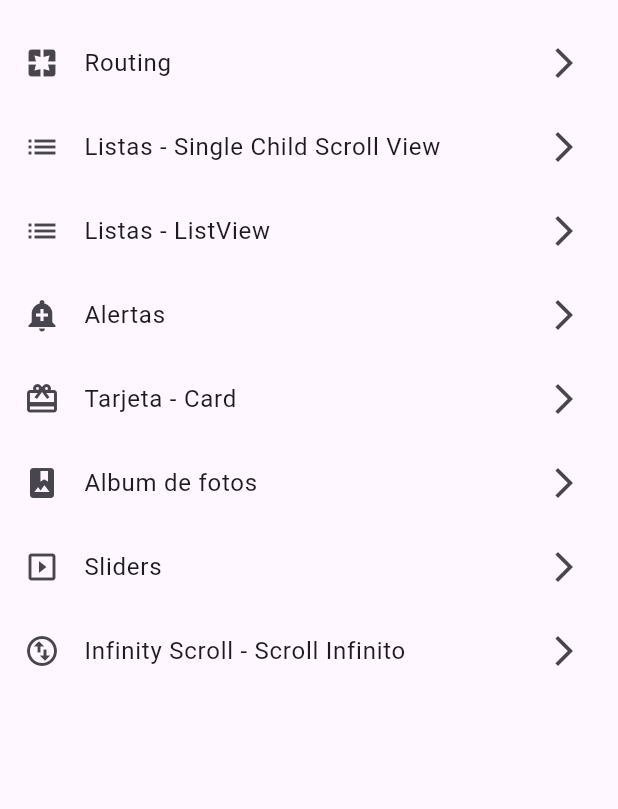
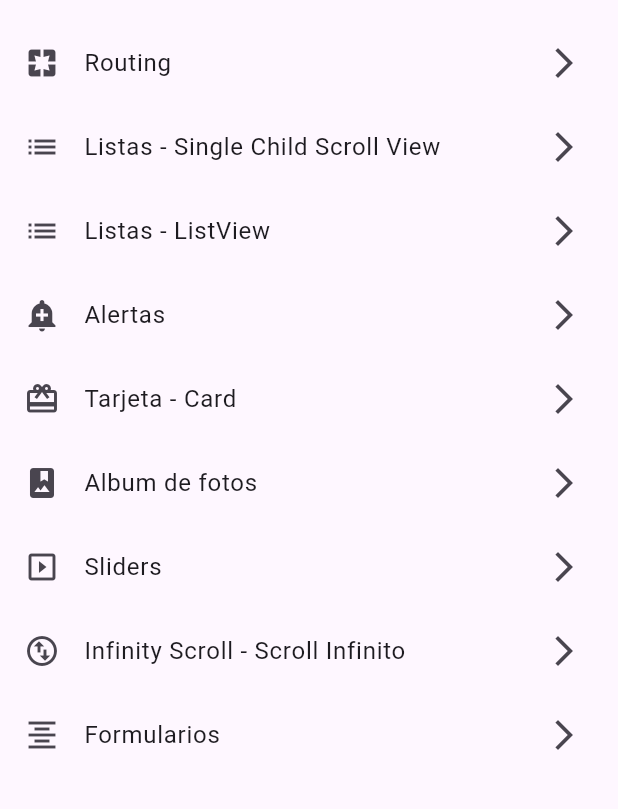
Before and after one commit to RicharC293/componentes, a Flutter app: the screen it shows after launch, on a phone screen of 412 x 824 dp, the part 63-872 px from its top. Run offline on Flutter 3.47's test engine with Material 3 defaults, Android fonts, the phone set to English and light mode, and no system bars.

```diff
--- a/lib/screens/home_screen.dart
+++ b/lib/screens/home_screen.dart
@@ -1,5 +1,6 @@
 import 'package:componentes/screens/alerts_screen.dart';
 import 'package:componentes/screens/card_screen.dart';
+import 'package:componentes/screens/form_screen.dart';
 import 'package:componentes/screens/infinity_scroll_screen.dart';
 import 'package:componentes/screens/lists_screen.dart';
 import 'package:componentes/screens/lists_view_screen.dart';
@@ -88,6 +89,14 @@ class HomeScreen extends StatelessWidget {
               Navigator.pushNamed(context, InfinityScrollScreen.routeName);
             },
           ),
+          ListTile(
+            leading: const Icon(Icons.format_align_center),
+            title: const Text("Formularios"),
+            trailing: const Icon(Icons.arrow_forward_ios),
+            onTap: () {
+              Navigator.pushNamed(context, FormScreen.routeName);
+            },
+          ),
         ],
       ),
     );
--- a/lib/utils/routes.dart
+++ b/lib/utils/routes.dart
@@ -1,5 +1,6 @@
 import 'package:componentes/screens/alerts_screen.dart';
 import 'package:componentes/screens/card_screen.dart';
+import 'package:componentes/screens/form_screen.dart';
 import 'package:componentes/screens/home_screen.dart';
 import 'package:componentes/screens/infinity_scroll_screen.dart';
 import 'package:componentes/screens/lists_screen.dart';
@@ -22,4 +23,5 @@ final routes = {
   PhotoAlbumScreen.routeName: (context) => PhotoAlbumScreen(),
   SlidersScreen.routeName: (context) => const SlidersScreen(),
   InfinityScrollScreen.routeName: (context) => const InfinityScrollScreen(),
+  FormScreen.routeName: (context) => const FormScreen(),
 };
```
Also changed, not shown: lib/screens/form_screen.dart (added, +65 -0 lines).
